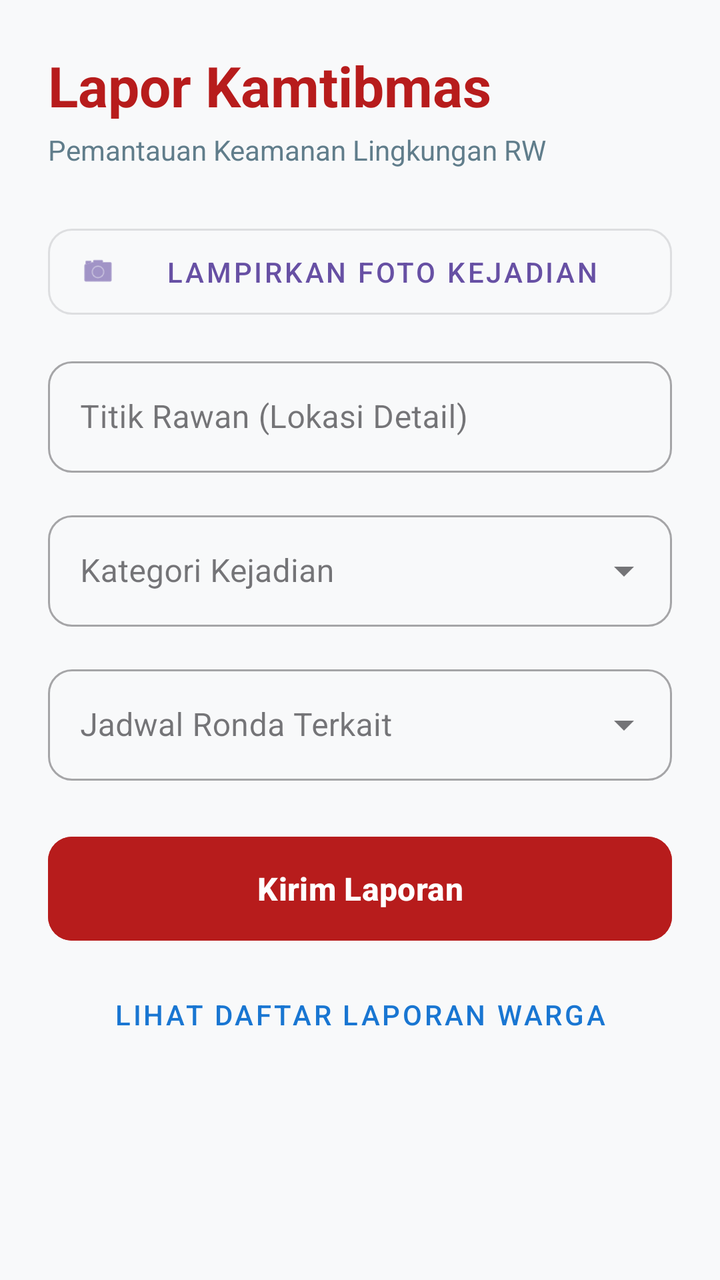
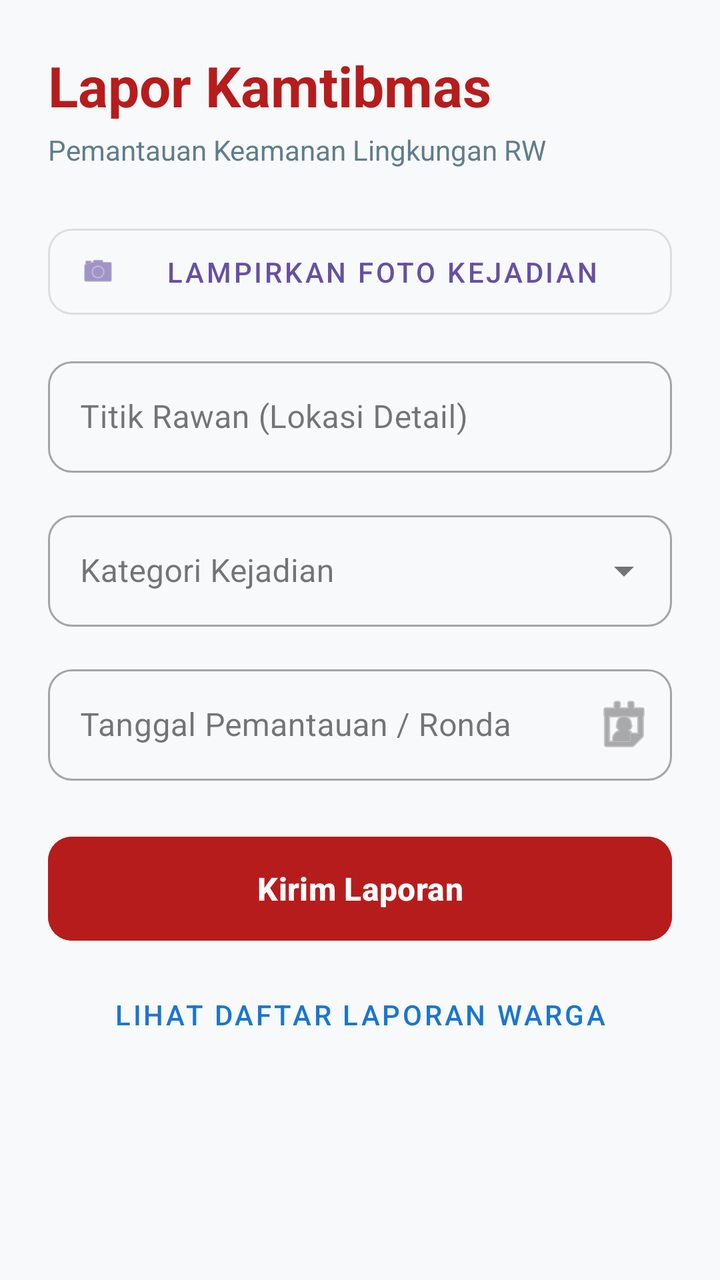

Screens rendered from an Android XML layout before and after an edit, with the pre-edit source and the edit as a unified diff.
<!-- AndroidManifest.xml: application theme Theme.SiskamlingApp -->
<!-- res/layout/activity_main.xml -->
<?xml version="1.0" encoding="utf-8"?>
<ScrollView xmlns:android="http://schemas.android.com/apk/res/android"
    xmlns:app="http://schemas.android.com/apk/res-auto"
    android:layout_width="match_parent"
    android:layout_height="match_parent"
    android:fillViewport="true"
    android:background="#F8F9FA">

    <LinearLayout
        android:layout_width="match_parent"
        android:layout_height="wrap_content"
        android:orientation="vertical"
        android:padding="24dp">

        <TextView
            android:layout_width="match_parent"
            android:layout_height="wrap_content"
            android:text="Lapor Kamtibmas"
            android:textSize="28sp"
            android:textStyle="bold"
            android:textColor="#B71C1C"
            android:layout_marginBottom="4dp"/>

        <TextView
            android:layout_width="match_parent"
            android:layout_height="wrap_content"
            android:text="Pemantauan Keamanan Lingkungan RW"
            android:textSize="14sp"
            android:textColor="#607D8B"
            android:layout_marginBottom="24dp"/>

        
        <com.google.android.material.button.MaterialButton
            android:id="@+id/btnPilihFoto"
            style="@style/Widget.MaterialComponents.Button.OutlinedButton"
            android:layout_width="match_parent"
            android:layout_height="55dp"
            android:text="Lampirkan Foto Kejadian"
            app:icon="@android:drawable/ic_menu_camera"
            android:layout_marginBottom="12dp"
            app:cornerRadius="12dp"/>

        
        <ImageView
            android:id="@+id/ivPreview"
            android:layout_width="match_parent"
            android:layout_height="200dp"
            android:layout_marginBottom="24dp"
            android:scaleType="centerCrop"
            android:visibility="gone"
            android:background="#E0E0E0"/>

        
        <com.google.android.material.textfield.TextInputLayout
            style="@style/Widget.MaterialComponents.TextInputLayout.OutlinedBox"
            android:layout_width="match_parent"
            android:layout_height="wrap_content"
            android:layout_marginBottom="16dp"
            app:boxCornerRadiusTopStart="12dp"
            app:boxCornerRadiusTopEnd="12dp"
            app:boxCornerRadiusBottomStart="12dp"
            app:boxCornerRadiusBottomEnd="12dp"
            android:hint="Titik Rawan (Lokasi Detail)">

            <com.google.android.material.textfield.TextInputEditText
                android:id="@+id/edtTitikRawan"
                android:layout_width="match_parent"
                android:layout_height="wrap_content"/>
        </com.google.android.material.textfield.TextInputLayout>

        
        <com.google.android.material.textfield.TextInputLayout
            style="@style/Widget.MaterialComponents.TextInputLayout.OutlinedBox.ExposedDropdownMenu"
            android:layout_width="match_parent"
            android:layout_height="wrap_content"
            android:layout_marginBottom="16dp"
            app:boxCornerRadiusTopStart="12dp"
            app:boxCornerRadiusTopEnd="12dp"
            app:boxCornerRadiusBottomStart="12dp"
            app:boxCornerRadiusBottomEnd="12dp"
            android:hint="Kategori Kejadian">

            <AutoCompleteTextView
                android:id="@+id/spinKategori"
                android:layout_width="match_parent"
                android:layout_height="wrap_content"
                android:inputType="none"/>
        </com.google.android.material.textfield.TextInputLayout>

        
        <com.google.android.material.textfield.TextInputLayout
            style="@style/Widget.MaterialComponents.TextInputLayout.OutlinedBox.ExposedDropdownMenu"
            android:layout_width="match_parent"
            android:layout_height="wrap_content"
            android:layout_marginBottom="24dp"
            app:boxCornerRadiusTopStart="12dp"
            app:boxCornerRadiusTopEnd="12dp"
            app:boxCornerRadiusBottomStart="12dp"
            app:boxCornerRadiusBottomEnd="12dp"
            android:hint="Jadwal Ronda Terkait">

            <AutoCompleteTextView
                android:id="@+id/spinJadwal"
                android:layout_width="match_parent"
                android:layout_height="wrap_content"
                android:inputType="none"/>
        </com.google.android.material.textfield.TextInputLayout>

        
        <com.google.android.material.button.MaterialButton
            android:id="@+id/btnSubmit"
            android:layout_width="match_parent"
            android:layout_height="60dp"
            android:text="Kirim Laporan"
            android:textSize="16sp"
            android:textStyle="bold"
            app:cornerRadius="12dp"
            android:backgroundTint="#B71C1C"/>

        <com.google.android.material.button.MaterialButton
            android:id="@+id/btnLihatData"
            style="@style/Widget.MaterialComponents.Button.TextButton"
            android:layout_width="match_parent"
            android:layout_height="50dp"
            android:text="Lihat Daftar Laporan Warga"
            android:textColor="#1976D2"
            android:layout_marginTop="8dp"/>
    </LinearLayout>

</ScrollView>
<!-- resources referenced by this layout -->
<resources>
  <style name="Theme.SiskamlingApp" parent="Base.Theme.SiskamlingApp" />
  <style name="Base.Theme.SiskamlingApp" parent="Theme.Material3.DayNight.NoActionBar">
          
          
      </style>
</resources>

<!-- the commit's change to res/layout/activity_main.xml (unified diff, before → after) -->
@@ -89,7 +89,7 @@
 
         
         <com.google.android.material.textfield.TextInputLayout
-            style="@style/Widget.MaterialComponents.TextInputLayout.OutlinedBox.ExposedDropdownMenu"
+            style="@style/Widget.MaterialComponents.TextInputLayout.OutlinedBox"
             android:layout_width="match_parent"
             android:layout_height="wrap_content"
             android:layout_marginBottom="24dp"
@@ -97,12 +97,16 @@
             app:boxCornerRadiusTopEnd="12dp"
             app:boxCornerRadiusBottomStart="12dp"
             app:boxCornerRadiusBottomEnd="12dp"
-            android:hint="Jadwal Ronda Terkait">
+            app:endIconMode="custom"
+            app:endIconDrawable="@android:drawable/ic_menu_my_calendar"
+            android:hint="Tanggal Pemantauan / Ronda">
 
-            <AutoCompleteTextView
-                android:id="@+id/spinJadwal"
+            <com.google.android.material.textfield.TextInputEditText
+                android:id="@+id/edtTanggalRonda"
                 android:layout_width="match_parent"
                 android:layout_height="wrap_content"
+                android:focusable="false"
+                android:cursorVisible="false"
                 android:inputType="none"/>
         </com.google.android.material.textfield.TextInputLayout>
 
@@ -117,6 +121,7 @@
             app:cornerRadius="12dp"
             android:backgroundTint="#B71C1C"/>
 
+        
         <com.google.android.material.button.MaterialButton
             android:id="@+id/btnLihatData"
             style="@style/Widget.MaterialComponents.Button.TextButton"
@@ -126,5 +131,4 @@
             android:textColor="#1976D2"
             android:layout_marginTop="8dp"/>
     </LinearLayout>
-
 </ScrollView>
